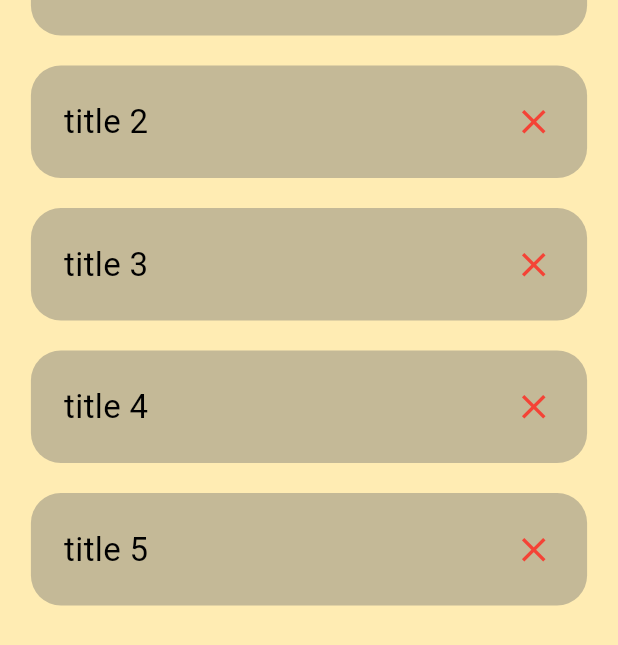
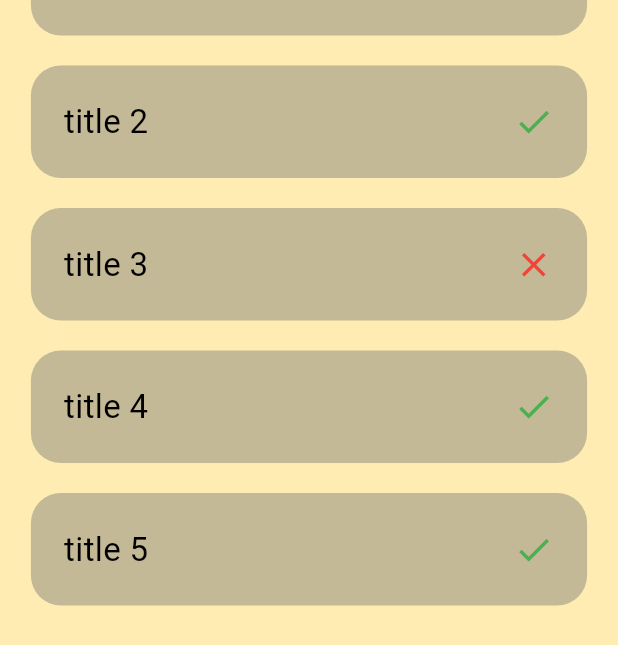
Before and after one commit to Diaf-Abderrahmane/to_do_flutter_app, a Flutter app: the screen it shows after launch, on a phone screen of 412 x 824 dp. Shown: the part 221-866 px from the top of the screen. Run offline on Flutter 3.47's test engine with Material 3 defaults, Android fonts, the phone set to English and light mode, and no system bars.

Commit message:
Todo If condition

```diff
--- a/lib/main.dart
+++ b/lib/main.dart
@@ -41,8 +41,8 @@ List allTasks = [
   Task(title: "title 1", status: false),
   Task(title: "title 2", status: true),
   Task(title: "title 3", status: false),
-  Task(title: "title 4", status: false),
-  Task(title: "title 5", status: false),
+  Task(title: "title 4", status: true),
+  Task(title: "title 5", status: true),
 ];
 
 class _TodoAppState extends State<TodoApp> {
@@ -70,6 +70,7 @@ class _TodoAppState extends State<TodoApp> {
               ),
               ...allTasks.map((item) => Todocard(
                     vartitle: item.title,
+                    doneOrNot: item.status,
                   ))
             ],
           ),
--- a/lib/widgets/todo_card.dart
+++ b/lib/widgets/todo_card.dart
@@ -3,9 +3,11 @@
 import 'package:flutter/material.dart';
 
 class Todocard extends StatelessWidget {
-  const Todocard({Key? key, required this.vartitle}) : super(key: key);
+  const Todocard({Key? key, required this.vartitle, required this.doneOrNot})
+      : super(key: key);
 
   final String vartitle;
+  final bool doneOrNot;
 
   @override
   Widget build(BuildContext context) {
@@ -29,9 +31,9 @@ class Todocard extends StatelessWidget {
               ),
             ),
             Icon(
-              Icons.close,
+              doneOrNot ? Icons.check : Icons.close,
+              color: doneOrNot ? Colors.green : Colors.red,
               size: 27,
-              color: Colors.red,
             )
           ],
         ),
```
